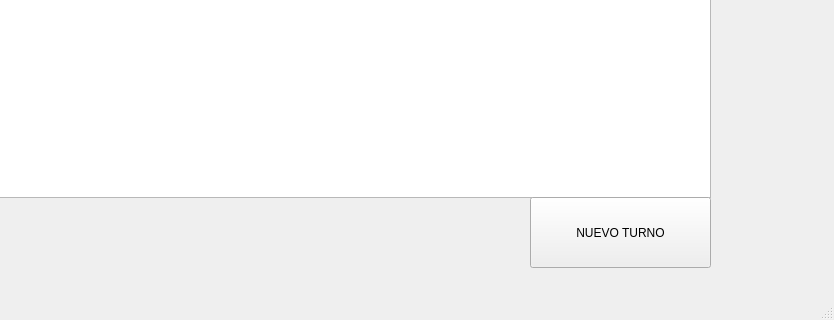
Old version of the form diseños_qt/recepcionista_historialturnos.ui in the repository FeliFaule/PROYECTO-FINAL; both pictures show x 490 to 1324 and y 323 to 643 of the 1324 by 643 pixel window.
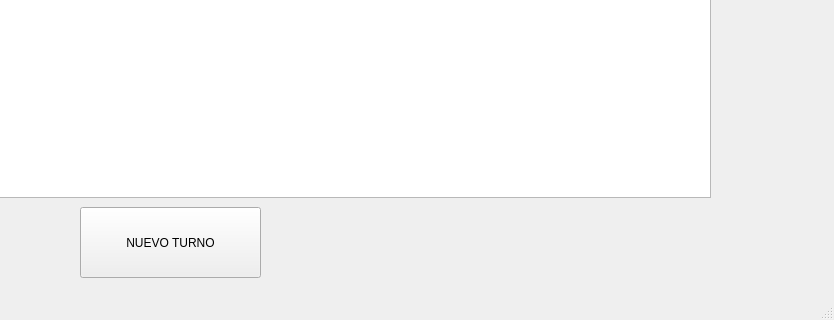
New version of the form.

```diff
--- a/diseños_qt/recepcionista_historialturnos.ui
+++ b/diseños_qt/recepcionista_historialturnos.ui
@@ -64,8 +64,8 @@
    <widget class="QPushButton" name="bottonnuevoturno">
     <property name="geometry">
      <rect>
-      <x>1020</x>
-      <y>520</y>
+      <x>570</x>
+      <y>530</y>
       <width>181</width>
       <height>71</height>
      </rect>
```
